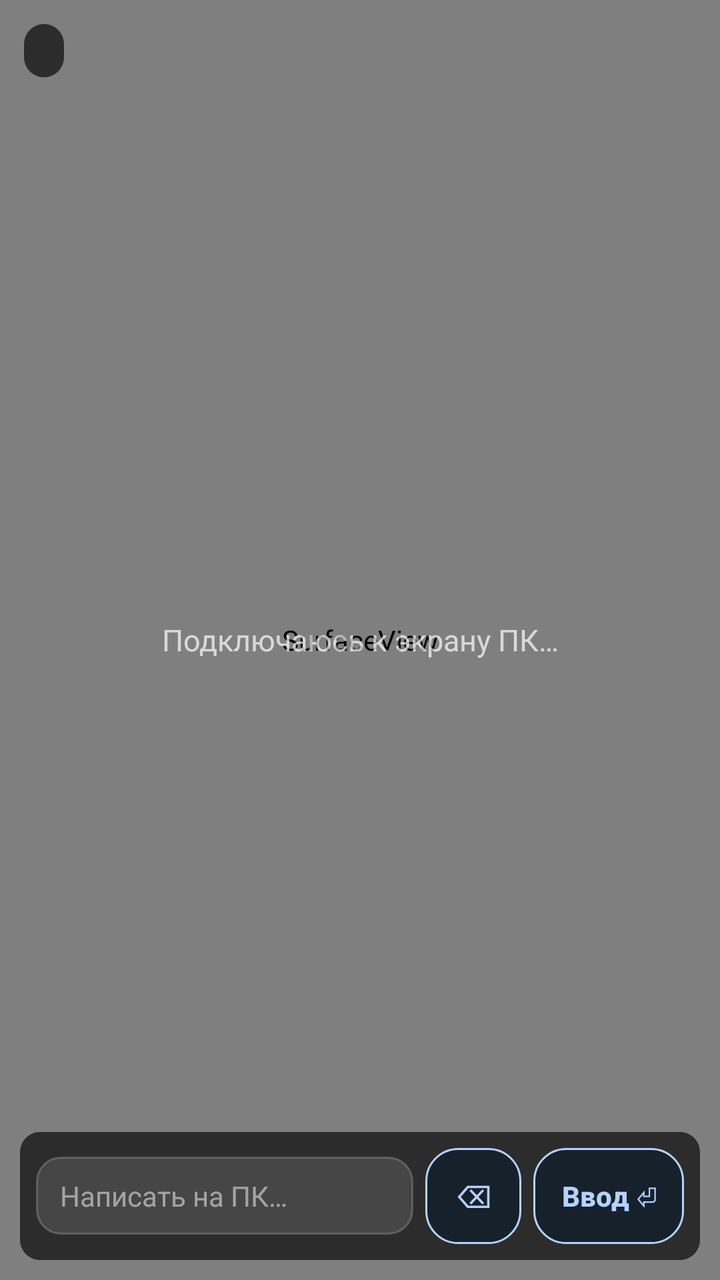
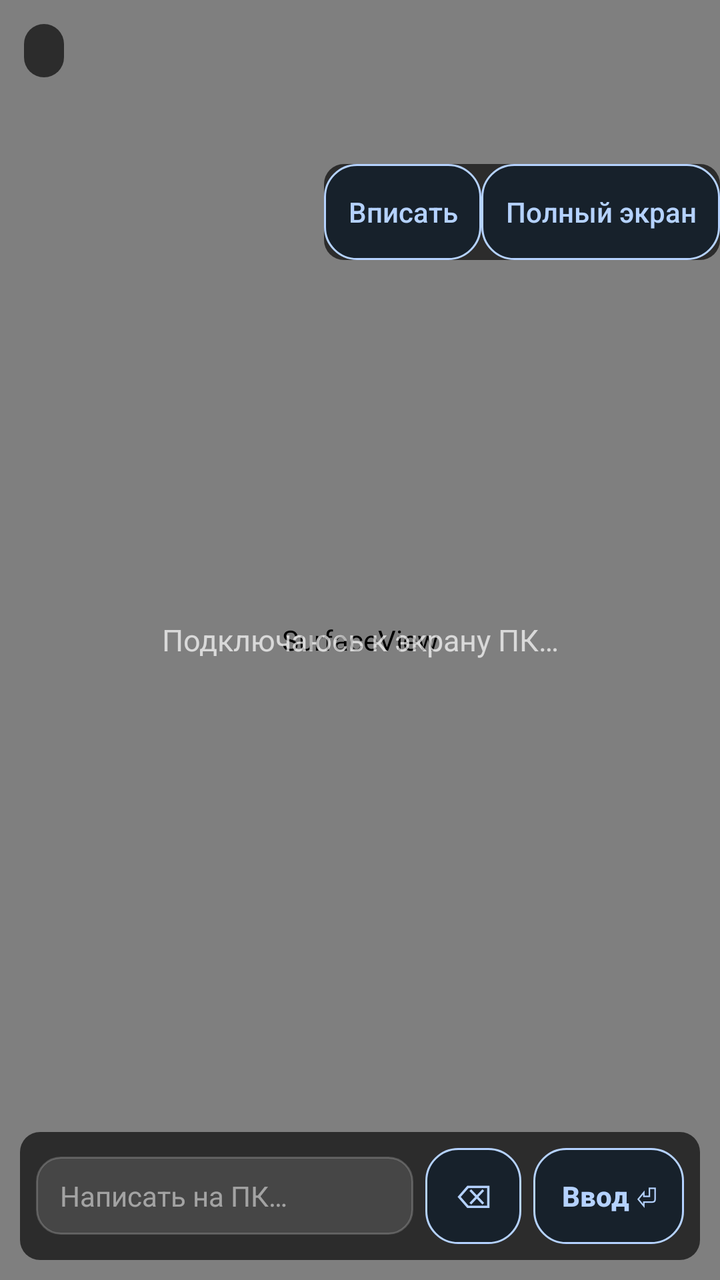

Compare the two renders of this Android layout. The source of the first and the diff that turns it into the second are given below.
<!-- AndroidManifest.xml: application theme AppTheme -->
<!-- res/layout/screen_view.xml -->
<?xml version="1.0" encoding="utf-8"?>

<FrameLayout xmlns:android="http://schemas.android.com/apk/res/android"
    android:layout_width="match_parent"
    android:layout_height="match_parent"
    android:background="@android:color/black">

    <SurfaceView
        android:id="@+id/video"
        android:layout_width="match_parent"
        android:layout_height="match_parent" />

    <TextView
        android:id="@+id/shot_message"
        android:layout_width="wrap_content"
        android:layout_height="wrap_content"
        android:layout_gravity="center"
        android:gravity="center"
        android:paddingLeft="24dp"
        android:paddingRight="24dp"
        android:text="@string/screen_connecting"
        android:textColor="#B3FFFFFF"
        android:textSize="15sp" />

    <TextView
        android:id="@+id/shot_meta"
        android:layout_width="wrap_content"
        android:layout_height="wrap_content"
        android:layout_gravity="top|start"
        android:layout_margin="12dp"
        android:background="@drawable/meta_bg"
        android:paddingLeft="10dp"
        android:paddingRight="10dp"
        android:paddingTop="6dp"
        android:paddingBottom="6dp"
        android:textColor="#E6FFFFFF"
        android:textSize="11sp" />

    <LinearLayout
        android:layout_width="match_parent"
        android:layout_height="wrap_content"
        android:layout_gravity="bottom"
        android:layout_margin="10dp"
        android:background="@drawable/meta_bg"
        android:orientation="horizontal"
        android:gravity="center_vertical"
        android:padding="8dp">

        <EditText
            android:id="@+id/cmd_text"
            android:layout_width="0dp"
            android:layout_height="wrap_content"
            android:layout_weight="1"
            android:background="@drawable/input_dark"
            android:hint="@string/type_hint"
            android:imeOptions="actionSend"
            android:inputType="text"
            android:maxLength="1000"
            android:paddingLeft="12dp"
            android:paddingRight="12dp"
            android:paddingTop="10dp"
            android:paddingBottom="10dp"
            android:singleLine="true"
            android:textColor="#FFFFFFFF"
            android:textColorHint="#80FFFFFF"
            android:textSize="14sp" />

        <Button
            style="@style/BtnToolbar"
            android:id="@+id/cmd_back"
            android:layout_width="wrap_content"
            android:layout_height="48dp"
            android:layout_marginStart="6dp"
            android:paddingLeft="12dp"
            android:paddingRight="12dp"
            android:text="@string/type_back"
            android:textAllCaps="false"
            android:textSize="16sp" />

        <Button
            style="@style/BtnToolbar"
            android:id="@+id/cmd_send"
            android:layout_width="wrap_content"
            android:layout_height="48dp"
            android:layout_marginStart="6dp"
            android:paddingLeft="14dp"
            android:paddingRight="14dp"
            android:text="@string/type_send"
            android:textAllCaps="false"
            android:textSize="14sp"
            android:textStyle="bold" />
    </LinearLayout>
</FrameLayout>
<!-- resources referenced by this layout -->
<resources>
  <!-- drawable input_dark (drawable) -->
  <?xml version="1.0" encoding="utf-8"?>
  <shape xmlns:android="http://schemas.android.com/apk/res/android"
      android:shape="rectangle">
      <solid android:color="#1FFFFFFF" />
      <stroke android:width="1dp" android:color="#33FFFFFF" />
      <corners android:radius="12dp" />
  </shape>
  <!-- drawable meta_bg (drawable) -->
  <?xml version="1.0" encoding="utf-8"?>
  <shape xmlns:android="http://schemas.android.com/apk/res/android"
      android:shape="rectangle">
      <solid android:color="#A6000000" />
      <corners android:radius="10dp" />
  </shape>
  <string name="screen_connecting">Подключаюсь к экрану ПК…</string>
  <string name="type_back">⌫</string>
  <string name="type_hint">Написать на ПК…</string>
  <string name="type_send">Ввод ⏎</string>
  <style name="BtnToolbar" parent="AppButton">
          <item name="android:background">@drawable/btn_toolbar</item>
          <item name="android:textColor">@color/button_toolbar_label</item>
      </style>
  <style name="AppTheme" parent="@android:style/Theme.Material.Light.NoActionBar">
          <item name="android:windowBackground">@drawable/window_bg</item>
          <item name="android:colorAccent">@color/primary</item>
          <item name="android:textColorPrimary">@color/text_primary</item>
          <item name="android:textColorSecondary">@color/text_secondary</item>
          <item name="android:statusBarColor">@color/bg_screen</item>
          <item name="android:navigationBarColor">@color/bg_screen</item>
          <item name="android:colorControlHighlight">@color/ripple</item>
          <item name="android:buttonStyle">@style/AppButton</item>
          <item name="android:alertDialogTheme">@style/AppDialogTheme</item>
      </style>
  <!-- drawable window_bg (drawable) -->
  <?xml version="1.0" encoding="utf-8"?>
  <shape xmlns:android="http://schemas.android.com/apk/res/android"
      android:shape="rectangle">
      <gradient
          android:angle="270"
          android:startColor="@color/bg_grad_top"
          android:endColor="@color/bg_grad_bottom" />
  </shape>
  <color name="primary">#FF1A63E7</color>
  <color name="text_primary">#FF16181D</color>
  <color name="text_secondary">#FF5C6270</color>
  <color name="bg_screen">#FFF1F3F8</color>
  <color name="ripple">#1F000000</color>
  <style name="AppDialogTheme" parent="@android:style/Theme.Material.Light.Dialog.Alert">
          <item name="android:colorAccent">@color/primary</item>
          <item name="android:buttonStyle">@style/AppButton</item>
          <item name="android:buttonBarButtonStyle">@style/BtnDialog</item>
          <item name="android:buttonBarPositiveButtonStyle">@style/BtnDialog</item>
          <item name="android:buttonBarNegativeButtonStyle">@style/BtnDialog</item>
          <item name="android:buttonBarNeutralButtonStyle">@style/BtnDialog</item>
      </style>
  <color name="button_toolbar_ripple">#408AB4F8</color>
  <color name="button_toolbar_surface">#FF17212B</color>
  <color name="button_toolbar_disabled">#FF74859B</color>
  <color name="button_toolbar_highlight">#FF304968</color>
  <color name="button_toolbar_text">#FFB5D2FF</color>
  <color name="bg_grad_top">#FFF9FAFD</color>
  <color name="bg_grad_bottom">#FFE8EDF6</color>
  <style name="BtnDialog" parent="AppButton">
          <item name="android:background">@drawable/btn_flat</item>
      </style>
  <color name="surface_alt">#FFF7F8FC</color>
  <color name="outline">#FF8A909C</color>
  <color name="header_tint">#2E1A63E7</color>
  <!-- unchanged entries left out for length: 4 -->
</resources>

<!-- the commit's change to res/layout/screen_view.xml (unified diff, before → after) -->
@@ -37,6 +37,7 @@
         android:textSize="11sp" />
 
     <LinearLayout
+        android:id="@+id/screen_input_bar"
         android:layout_width="match_parent"
         android:layout_height="wrap_content"
         android:layout_gravity="bottom"
@@ -90,4 +91,15 @@
             android:textSize="14sp"
             android:textStyle="bold" />
     </LinearLayout>
+    <LinearLayout
+        android:layout_width="wrap_content" android:layout_height="wrap_content"
+        android:layout_gravity="top|end" android:layout_marginTop="82dp"
+        android:background="@drawable/meta_bg" android:orientation="horizontal">
+        <Button android:id="@+id/screen_scale" style="@style/BtnToolbar"
+            android:layout_width="wrap_content" android:layout_height="48dp"
+            android:text="@string/screen_fit" />
+        <Button android:id="@+id/screen_fullscreen" style="@style/BtnToolbar"
+            android:layout_width="wrap_content" android:layout_height="48dp"
+            android:text="@string/screen_fullscreen" />
+    </LinearLayout>
 </FrameLayout>
<!-- resource entries referenced after the edit -->
@@ -16,6 +16,8 @@
       <corners android:radius="10dp" />
   </shape>
   <string name="screen_connecting">Подключаюсь к экрану ПК…</string>
+  <string name="screen_fit">Вписать</string>
+  <string name="screen_fullscreen">Полный экран</string>
   <string name="type_back">⌫</string>
   <string name="type_hint">Написать на ПК…</string>
   <string name="type_send">Ввод ⏎</string>
